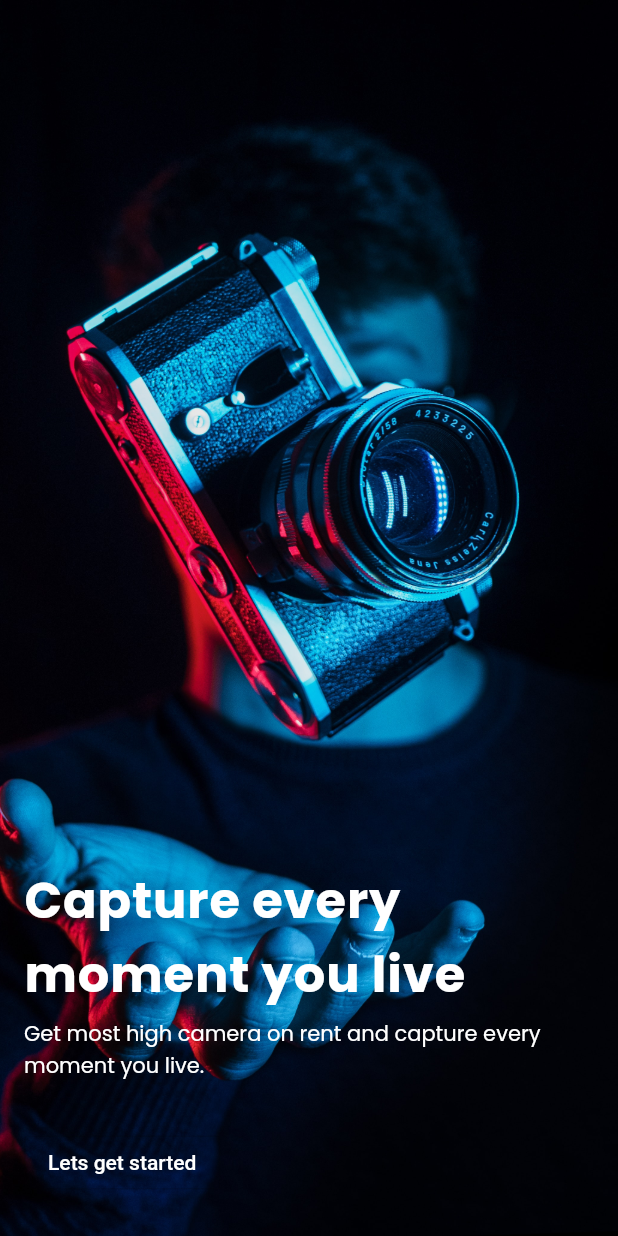
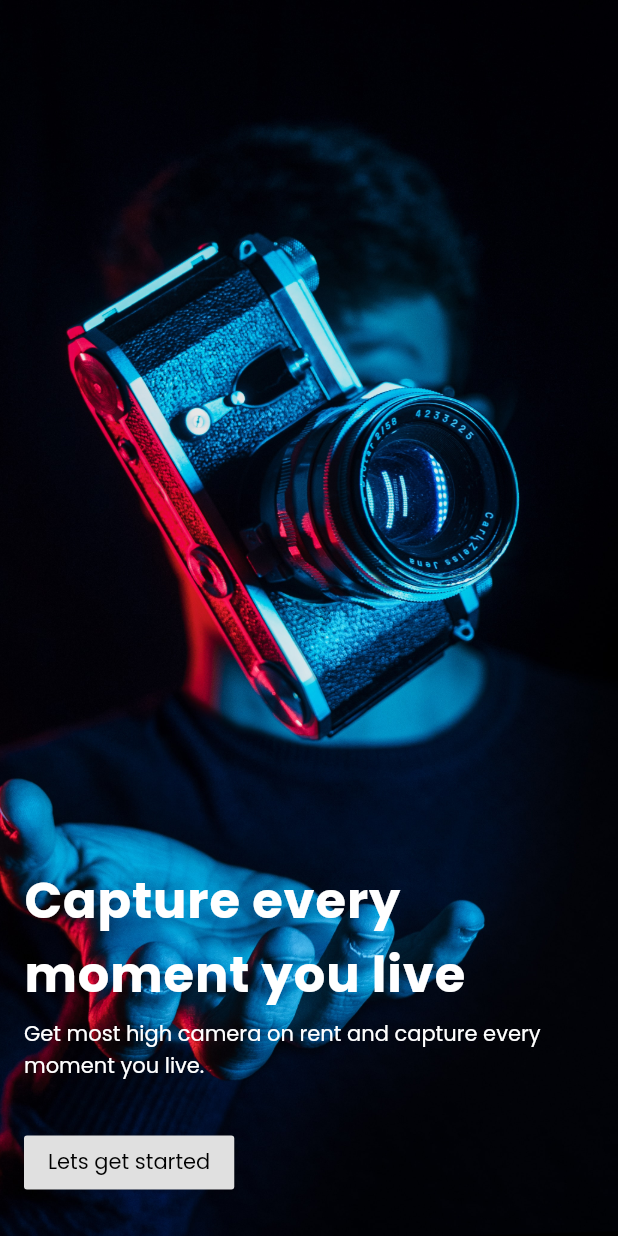
Before and after one commit to ggramadhan/rental-ui, a Flutter app: the screen it shows after launch, on a phone screen of 412 x 824 dp. Run offline on Flutter 3.47's test engine with Material 2 defaults, Android fonts, the phone set to English and light mode, and no system bars; our stand-ins replace google_fonts.

Commit message:
sign in view done

```diff
--- a/lib/presentation/styles/mytext.dart
+++ b/lib/presentation/styles/mytext.dart
@@ -2,20 +2,46 @@ import 'package:flutter/material.dart';
 import 'package:google_fonts/google_fonts.dart';
 
 class MyText {
-  static TextStyle get headline {
+  static TextStyle get headlineWhite {
     return GoogleFonts.poppins(
-      color: Colors.white,
       fontSize: 33,
       fontWeight: FontWeight.w700,
       letterSpacing: 0.6,
+      color: Colors.white,
     );
   }
 
-  static TextStyle get subHeadline {
+  static TextStyle get headlineBlack {
     return GoogleFonts.poppins(
-      color: Colors.white,
+      fontSize: 33,
+      fontWeight: FontWeight.w700,
+      letterSpacing: 0.6,
+      color: Colors.black,
+    );
+  }
+
+  static TextStyle get subHeadlineWhite {
+    return GoogleFonts.poppins(
       fontSize: 14,
       fontWeight: FontWeight.w400,
+      color: Colors.white,
+    );
+  }
+
+  static TextStyle get subHeadlineBlack {
+    return GoogleFonts.poppins(
+      fontSize: 14,
+      fontWeight: FontWeight.w400,
+      color: Colors.black,
+    );
+  }
+
+  static TextStyle get subHeadlineBlackUnderline {
+    return GoogleFonts.poppins(
+      fontSize: 14,
+      fontWeight: FontWeight.w400,
+      color: Colors.black,
+      decoration: TextDecoration.underline,
     );
   }
 }
--- a/lib/presentation/views/welcome/welcome.dart
+++ b/lib/presentation/views/welcome/welcome.dart
@@ -24,18 +24,19 @@ class WelcomeView extends StatelessWidget {
               child: Column(
                 crossAxisAlignment: CrossAxisAlignment.start,
                 children: [
-                  Text('Capture every moment you live', style: MyText.headline),
+                  Text(
+                    'Capture every moment you live',
+                    style: MyText.headlineWhite,
+                  ),
                   SizedBox(height: 5),
                   Text(
                       'Get most high camera on rent and capture every moment you live.',
-                      style: MyText.subHeadline),
+                      style: MyText.subHeadlineWhite),
                   SizedBox(height: 30),
-                  OutlineButton(
-                    focusColor: Colors.white,
-                    highlightedBorderColor: Colors.white,
-                    textColor: Colors.white,
+                  RaisedButton(
                     child: Text(
                       'Lets get started',
+                      style: MyText.subHeadlineBlack,
                     ),
                     onPressed: () {
                       Navigator.push(
@@ -48,7 +49,7 @@ class WelcomeView extends StatelessWidget {
                   ),
                 ],
               ),
-            )
+            ),
           ],
         ),
       ),
```
Also changed, not shown: lib/presentation/views/signin/signin.dart (+99 -2 lines), lib/presentation/views/signup/signup.dart (added, +14 -0 lines).
